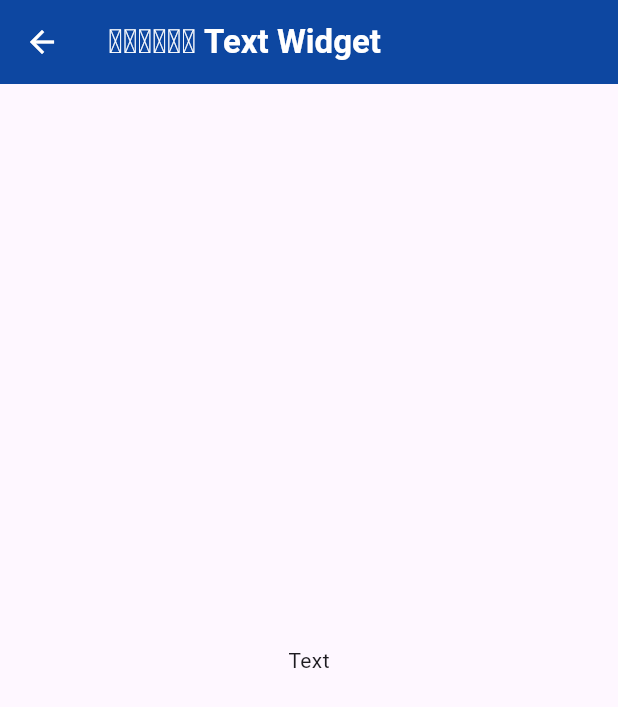
After one commit to Ironbody9987/Flutter_slide, a Flutter app: the subchapter1 screen opened directly, after a tap on an icon or button, on a phone screen of 412 x 824 dp. The commit adds this screen. Shown: the top 707 px of the screen. Run offline on Flutter 3.47's test engine with Material 3 defaults, Android fonts, the phone set to English and light mode, and no system bars.

Commit message:
Your commit message

```diff
--- /dev/null
+++ b/lib/subLesson1/ButtonPage.dart
@@ -0,0 +1,18 @@
+import 'package:flutter/material.dart';
+
+class ButtonPage extends StatefulWidget {
+  const ButtonPage({super.key});
+
+  @override
+  State<ButtonPage> createState() => _ButtonPageState();
+}
+
+class _ButtonPageState extends State<ButtonPage> {
+  @override
+  Widget build(BuildContext context) {
+    return Scaffold(
+      appBar: AppBar(title: Text("ການໃຊ້ Button Widget")),
+      body: Center(child: Text("Button")),
+    );
+  }
+}
--- /dev/null
+++ b/lib/subLesson1/ListViewPage.dart
@@ -0,0 +1,19 @@
+import 'package:flutter/material.dart';
+
+class ListViewPage extends StatefulWidget {
+  const ListViewPage({super.key});
+
+  @override
+  State<ListViewPage> createState() => _ListViewPageState();
+}
+
+class _ListViewPageState extends State<ListViewPage> {
+  @override
+  Widget build(BuildContext context) {
+    return Scaffold(
+      appBar: AppBar(title: Text("ການໃຊ້ ListView Widget")
+      ),
+      body: Center(child: Text("ListView")),
+    );
+  }
+}
--- /dev/null
+++ b/lib/subLesson1/TextFieldPage.dart
@@ -0,0 +1,18 @@
+import 'package:flutter/material.dart';
+
+class TextFieldPage extends StatefulWidget {
+  const TextFieldPage({super.key});
+
+  @override
+  State<TextFieldPage> createState() => _TextFieldPageState();
+}
+
+class _TextFieldPageState extends State<TextFieldPage> {
+  @override
+  Widget build(BuildContext context) {
+    return Scaffold(
+      appBar: AppBar(title: Text("ການໃຊ້ TextField Widget")),
+      body: Center(child: Text("TextField")),
+    );
+  }
+}
--- /dev/null
+++ b/lib/subLesson1/TextPage.dart
@@ -0,0 +1,22 @@
+import 'package:flutter/material.dart';
+
+class TextPage extends StatefulWidget {
+  const TextPage({super.key});
+
+  @override
+  State<TextPage> createState() => _TextPageState();
+}
+
+class _TextPageState extends State<TextPage> {
+  @override
+  Widget build(BuildContext context) {
+    return Scaffold(
+      appBar: AppBar(
+        title: Text("ການໃຊ້ Text Widget"),
+      ),
+      body: Center(
+        child: Text("Text"),
+      ),
+    );
+  }
+}
--- a/lib/subchapter1.dart
+++ b/lib/subchapter1.dart
@@ -1,4 +1,10 @@
+import 'package:app2/subLesson1/ButtonPage.dart';
+import 'package:app2/subLesson1/ListViewPage.dart';
+import 'package:app2/subLesson1/TextFieldPage.dart';
+import 'package:app2/subLesson1/TextPage.dart';
 import 'package:flutter/material.dart';
+
+List itm = [TextPage(), TextFieldPage(), ButtonPage(), ListViewPage()];
 
 class subchapter1 extends StatefulWidget {
   const subchapter1({super.key});
@@ -8,6 +14,15 @@ class subchapter1 extends StatefulWidget {
 }
 
 class _subchapter1State extends State<subchapter1> {
+  void selectPage(int idx) {
+    setState(() {
+      if (idx < itm.length) {
+        MaterialPageRoute route = MaterialPageRoute(builder: (c) => itm[idx]);
+        Navigator.of(context).push(route);
+      }
+    });
+  }
+
   @override
   Widget build(BuildContext context) {
     return Scaffold(
@@ -24,7 +39,11 @@ class _subchapter1State extends State<subchapter1> {
             crossAxisSpacing: 2,
           ),
           itemBuilder: (c, idx) {
-            return Card(
+            return InkWell(
+              onTap: () {
+                selectPage(idx);
+              },
+              child: Card(
                 elevation: 15,
                 child: Container(
                   width: 100,
@@ -32,6 +51,10 @@ class _subchapter1State extends State<subchapter1> {
                   decoration: BoxDecoration(
                     color: const Color.fromARGB(255, 198, 28, 28),
                     borderRadius: BorderRadius.circular(15),
+                    border: Border.all(
+                      color: const Color.fromARGB(255, 0, 227, 53),
+                      width: 5,
+                    ),
                   ),
                   child: Column(
                     mainAxisSize: MainAxisSize.min,
@@ -54,6 +77,7 @@ class _subchapter1State extends State<subchapter1> {
                     ],
                   ),
                 ),
+              ),
             );
           },
         ),
--- a/pubspec.yaml
+++ b/pubspec.yaml
@@ -82,6 +82,7 @@ flutter:
     - family: FiraSans
       fonts:
         - asset: fonts/FiraSans-Regular.ttf
+        - asset: fonts/NotoSerifLao-VariableFont_wdth,wght
   #       - asset: fonts/Schyler-Italic.ttf
   #         style: italic
   #   - family: Trajan Pro
```
Also changed, not shown: fonts/NotoSerifLao-VariableFont_wdth,wght.ttf (added). Lines whose indentation alone changed are shown as unchanged.
